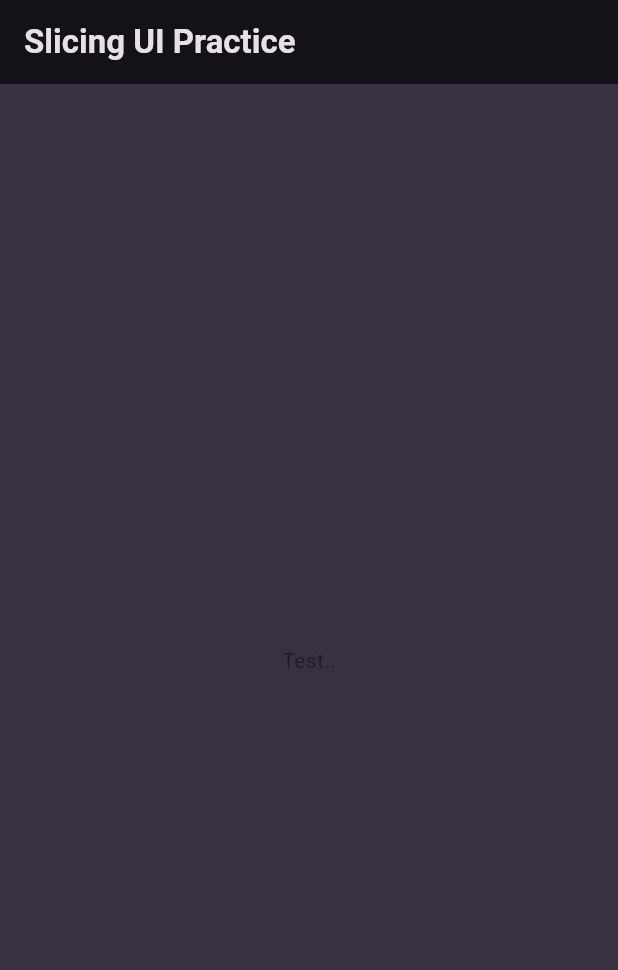
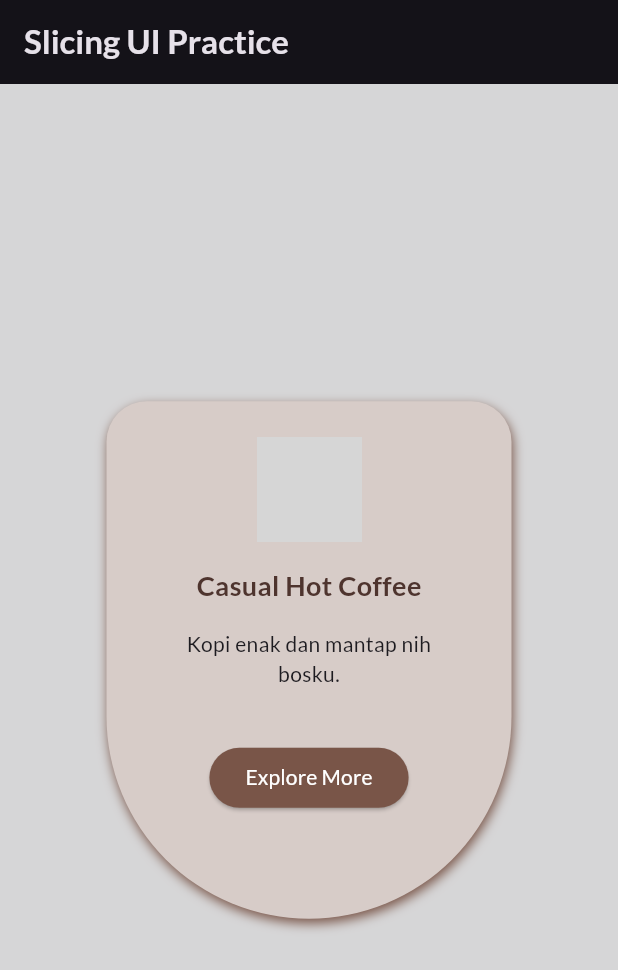
Before and after one commit to amyrmdhn/flutter_slicing_ui_practice, a Flutter app: the screen it shows after launch, on a phone screen of 412 x 824 dp. Shown: the top 970 px of the screen. Run offline on Flutter 3.47's test engine with Material 3 defaults, Android fonts, the phone set to English and light mode, and no system bars; our stand-ins replace google_fonts; network calls fail; grey boxes are pictures that could not be loaded.

Commit message:
Add widget - item_service_coffee.dart

```diff
--- a/lib/main.dart
+++ b/lib/main.dart
@@ -1,23 +1,24 @@
 import 'package:flutter/material.dart';
+import 'package:flutter_slicing_ui_practice/widgets/item_service_coffee.dart';
 import 'package:google_fonts/google_fonts.dart';
 
 final colorScheme = ColorScheme.fromSeed(
   brightness: Brightness.dark,
   seedColor: const Color.fromARGB(255, 102, 6, 247),
-  background: const Color.fromARGB(255, 56, 49, 66),
+  background: const Color.fromARGB(255, 214, 214, 215),
 );
 
 final theme = ThemeData().copyWith(
   scaffoldBackgroundColor: colorScheme.background,
   colorScheme: colorScheme,
-  textTheme: GoogleFonts.ubuntuCondensedTextTheme().copyWith(
-    titleSmall: GoogleFonts.ubuntuCondensed(
+  textTheme: GoogleFonts.latoTextTheme().copyWith(
+    titleSmall: GoogleFonts.lato(
       fontWeight: FontWeight.bold,
     ),
-    titleMedium: GoogleFonts.ubuntuCondensed(
+    titleMedium: GoogleFonts.lato(
       fontWeight: FontWeight.bold,
     ),
-    titleLarge: GoogleFonts.ubuntuCondensed(
+    titleLarge: GoogleFonts.lato(
       fontWeight: FontWeight.bold,
     ),
   ),
@@ -38,8 +39,16 @@ class MyApp extends StatelessWidget {
         appBar: AppBar(
           title: const Text('Slicing UI Practice'),
         ),
-        body: Center(
-          child: Text('Test..'),
+        body: const Column(
+          mainAxisAlignment: MainAxisAlignment.center,
+          children: [
+             Center(
+              child: ItemServiceCoffee(
+                titleText: 'Casual Hot Coffee',
+                descriptionText: 'Kopi enak dan mantap nih bosku.',
+              ),
+            )
+          ],
         ),
       ),
     );
--- /dev/null
+++ b/lib/widgets/item_service_coffee.dart
@@ -0,0 +1,79 @@
+import 'package:flutter/material.dart';
+
+class ItemServiceCoffee extends StatelessWidget {
+  const ItemServiceCoffee({
+    super.key,
+    required this.titleText,
+    required this.descriptionText,
+  });
+
+  final String titleText;
+  final String descriptionText;
+
+  @override
+  Widget build(BuildContext context) {
+    //* Container as background
+    return Container(
+      width: 270,
+      margin: const EdgeInsets.all(20),
+      padding: const EdgeInsets.fromLTRB(40, 24, 40, 70),
+      decoration: BoxDecoration(
+        color: Colors.brown[100],
+        borderRadius: const BorderRadius.only(
+            topLeft: Radius.circular(40),
+            topRight: Radius.circular(40),
+            bottomLeft: Radius.circular(200),
+            bottomRight: Radius.circular(200)),
+        boxShadow: const [
+          BoxShadow(
+            color: Colors.brown,
+            blurRadius: 6,
+            offset: Offset(1, 3),
+          )
+        ],
+      ),
+      //* Column
+      child: Column(
+        children: [
+          //* Image Header
+          ClipRRect(
+            borderRadius: BorderRadius.circular(70),
+            child: Image.network(
+              'https://img.jakpost.net/c/2019/03/12/2019_03_12_67439_1552382803._large.jpg',
+              height: 70,
+              width: 70,
+              fit: BoxFit.cover,
+            ),
+          ),
+          //* Space vertical
+          const SizedBox(height: 16),
+          //* Title Text
+          Text(
+            titleText,
+            style: TextStyle(
+              color: Colors.brown[800],
+              fontWeight: FontWeight.bold,
+              fontSize: 18,
+            ),
+          ),
+          const SizedBox(height: 16),
+          //* Description Text
+          Text(
+            descriptionText,
+            textAlign: TextAlign.center,
+          ),
+          const SizedBox(height: 35),
+          //* Button with background color and radius
+          ElevatedButton(
+            onPressed: () {},
+            style: ElevatedButton.styleFrom(
+              backgroundColor: Colors.brown,
+              foregroundColor: Colors.white,
+            ),
+            child: const Text('Explore More'),
+          ),
+        ],
+      ),
+    );
+  }
+}
--- a/pubspec.yaml
+++ b/pubspec.yaml
@@ -31,7 +31,7 @@ dependencies:
   cupertino_icons: ^1.0.2
   flutter:
     sdk: flutter
-  google_fonts: ^6.2.0
+  google_fonts: 6.1.0
 
 dev_dependencies:
 
```
Also changed, not shown: pubspec.lock.
